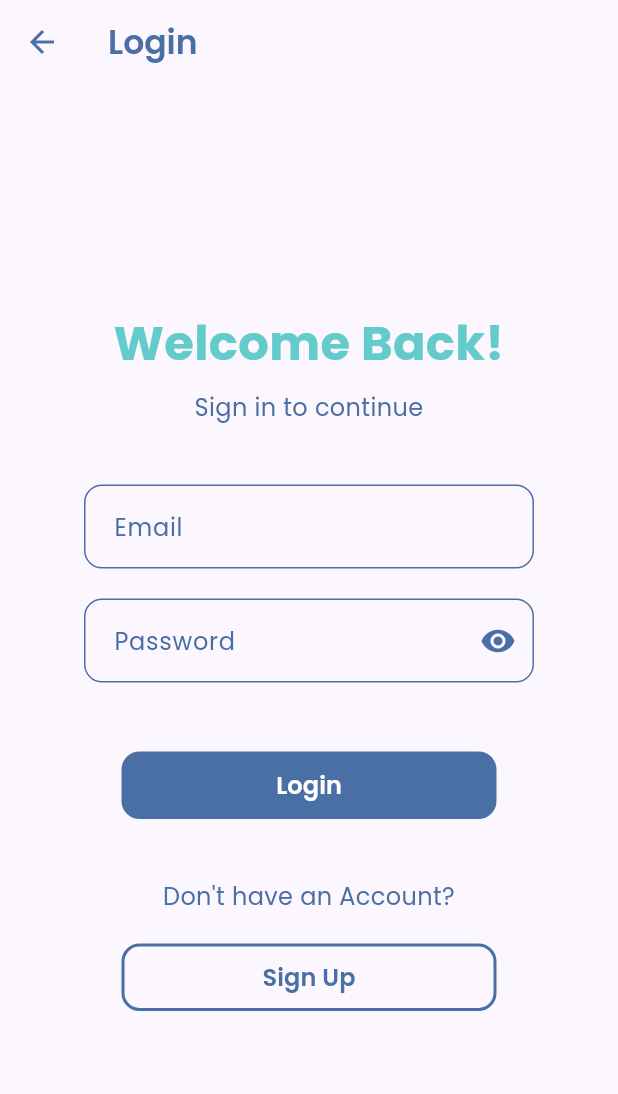
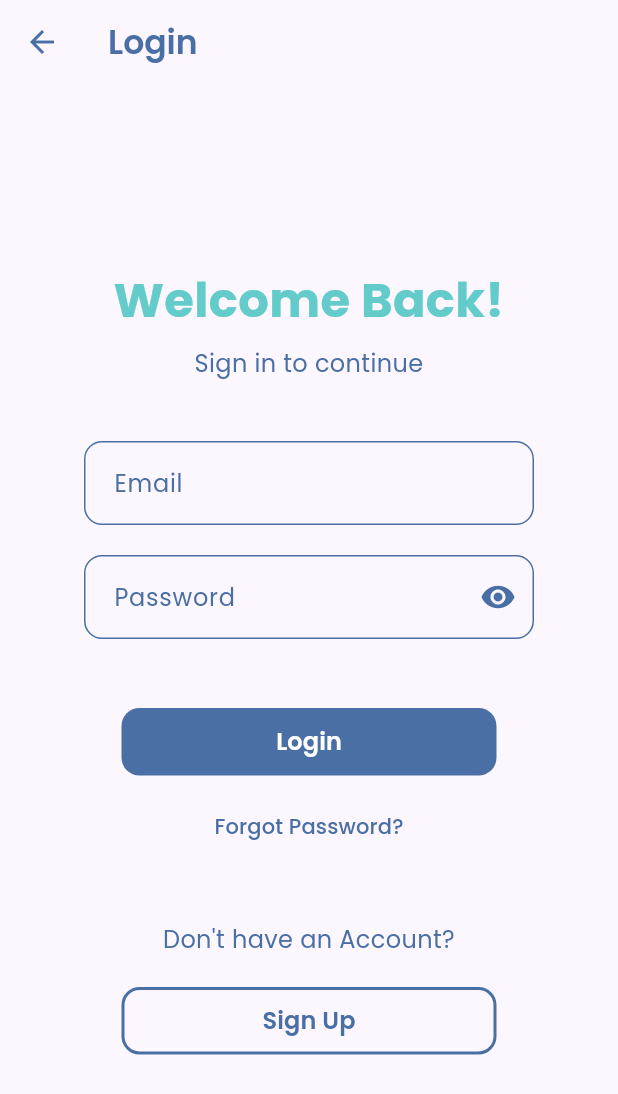
Before and after one commit to tojakar/Project26, a Flutter app: the screen it shows after launch, after a tap on "Login", on a phone screen of 412 x 824 dp. Shown: the top 1094 px of the screen. Run offline on Flutter 3.47's test engine with Material 3 defaults, Android fonts, the phone set to English and light mode, and no system bars; our stand-ins replace flutter_map, flutter_rating_bar, geolocator, google_fonts, latlong2, shared_preferences; missing offline and left inert: dart_jsonwebtoken; network calls fail.

Commit message:
Adding the email verification and password reset to the android app

```diff
--- a/TestingFlutter/flutter_application_1/lib/Login_page.dart
+++ b/TestingFlutter/flutter_application_1/lib/Login_page.dart
@@ -259,6 +259,21 @@ class _LoginPageState extends State<LoginPage> {
   ),
 ),
 
+const SizedBox(height: 10),
+
+// Forgot Password Button
+TextButton(
+  onPressed: () => Navigator.pushNamed(context, '/password_reset'),
+  child: Text(
+    'Forgot Password?',
+    style: GoogleFonts.poppins(
+      fontSize: 14,
+      fontWeight: FontWeight.w500,
+      color: const Color(0xFF4A6FA5),
+    ),
+  ),
+),
+
 const SizedBox(height: 40),
 
 // Sign up text
--- a/TestingFlutter/flutter_application_1/lib/services/api_service.dart
+++ b/TestingFlutter/flutter_application_1/lib/services/api_service.dart
@@ -33,6 +33,19 @@ static Future<Map<String, dynamic>> postJson(String url, Map<String, dynamic> bo
     return {'error': 'Request failed'};
   }
 }
+
+static Future<Map<String, dynamic>> registerUser(String email, String password) async {
+    return await postJson(buildPath('register'), {'email': email, 'password': password});
+  }
+
+  static Future<Map<String, dynamic>> requestPasswordReset(String email) async {
+    return await postJson(buildPath('password/request-reset'), {'email': email});
+  }
+
+  static Future<Map<String, dynamic>> resetPassword(String token, String newPassword) async {
+    return await postJson(buildPath('password/reset'), {'token': token, 'password': newPassword});
+  }
+
 
   // Decode JWT token to extract user data
   static Map<String, dynamic>? decodeJWT(String token) {
```
Also changed, not shown: TestingFlutter/flutter_application_1/lib/email_verification.dart (added, +38 -0 lines), TestingFlutter/flutter_application_1/lib/password_reset.dart (added, +47 -0 lines). Lines whose indentation alone changed are shown as unchanged.
